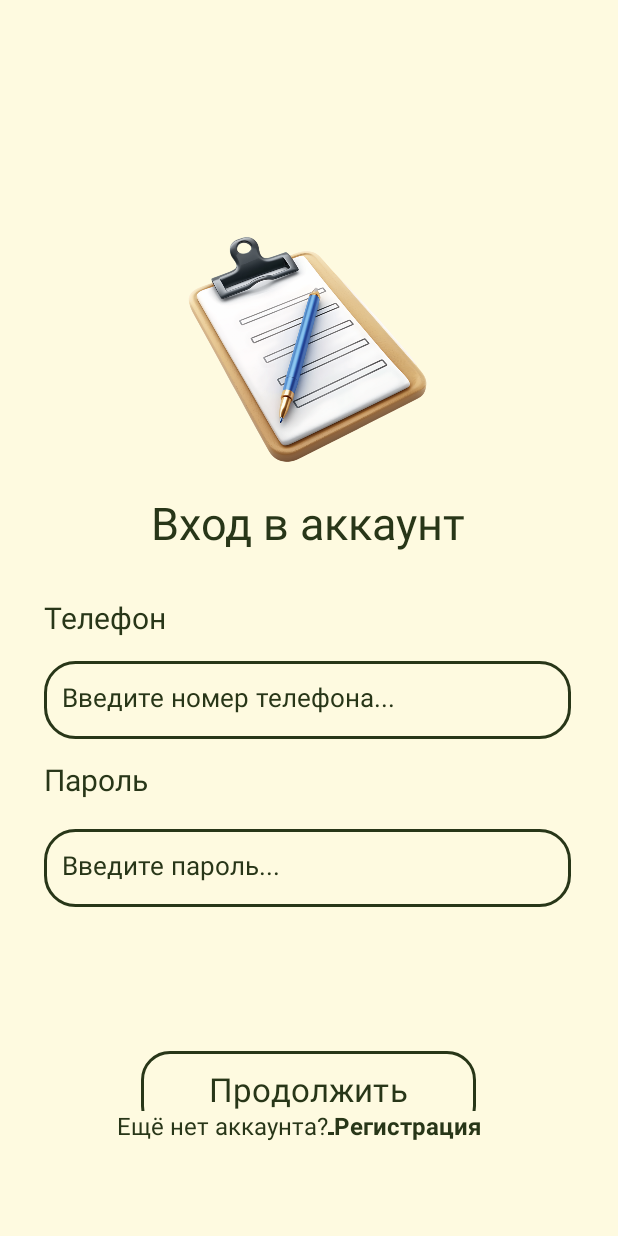
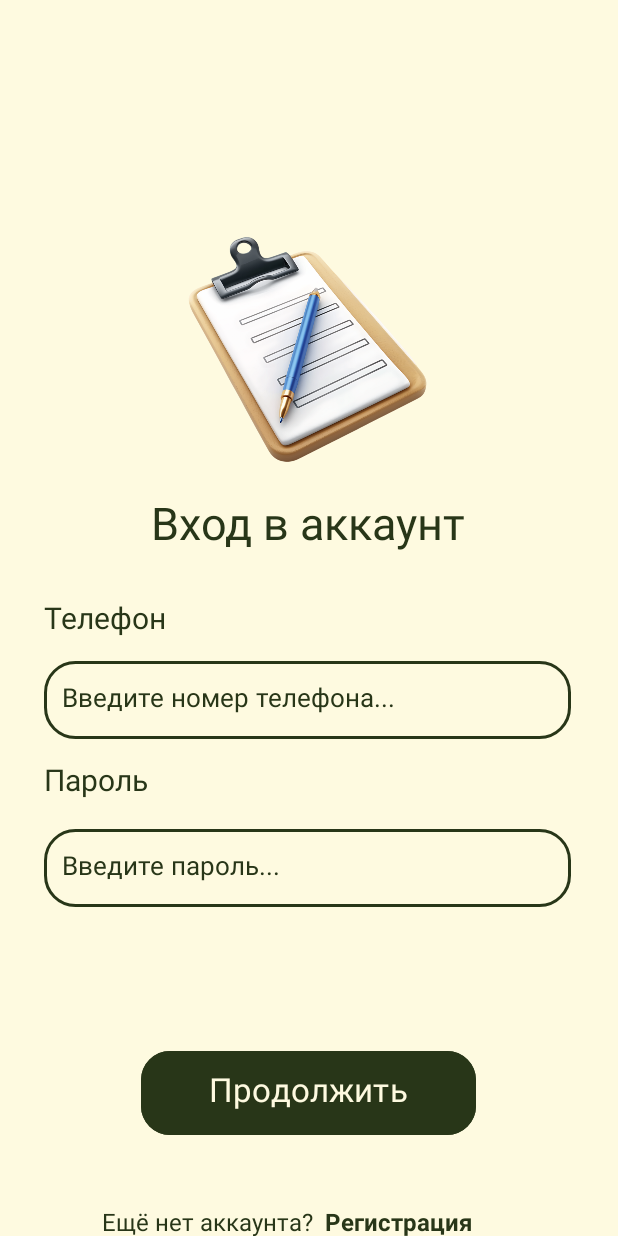
Before and after one commit to msnthr0pe/we_vote, an Android app: the layout fragment_login.xml on its own in the app's theme, with its tools: preview values and no code run, on a phone screen of 412 x 824 dp. Run offline under Robolectric (Android 15) with nearby library versions, the phone set to English and light mode, and no system bars; Roboto replaces fonts that are not available here.

```diff
--- a/app/src/main/res/layout/fragment_login.xml
+++ b/app/src/main/res/layout/fragment_login.xml
@@ -86,24 +86,23 @@
         android:id="@+id/noAccountTitle"
         android:layout_width="wrap_content"
         android:layout_height="wrap_content"
-        android:layout_marginBottom="60dp"
+        android:layout_marginStart="68dp"
+        android:layout_marginTop="44dp"
         android:text="Ещё нет аккаунта?"
         android:textColor="@color/dark_green"
         android:textSize="16sp"
-        app:layout_constraintBottom_toBottomOf="parent"
-        app:layout_constraintEnd_toEndOf="parent"
-        app:layout_constraintHorizontal_bias="0.287"
-        app:layout_constraintStart_toStartOf="parent" />
+        app:layout_constraintStart_toStartOf="parent"
+        app:layout_constraintTop_toBottomOf="@+id/btnLoginContinue" />
 
     <TextView
         android:id="@+id/tvRegister"
         android:layout_width="wrap_content"
         android:layout_height="wrap_content"
-        android:layout_marginStart="4dp"
+        android:layout_marginStart="8dp"
         android:text="Регистрация"
         android:textColor="@color/dark_green"
         android:textSize="16sp"
         android:textStyle="bold"
-        app:layout_constraintStart_toEndOf="@+id/noAccountTitle"
-        app:layout_constraintTop_toTopOf="@+id/noAccountTitle" />
+        app:layout_constraintBottom_toBottomOf="@+id/noAccountTitle"
+        app:layout_constraintStart_toEndOf="@+id/noAccountTitle" />
 </androidx.constraintlayout.widget.ConstraintLayout>
--- a/app/src/main/res/values/themes.xml
+++ b/app/src/main/res/values/themes.xml
@@ -11,10 +11,10 @@
 
     <style name="Button" parent="Widget.Material3.Button">
         <item name="shapeAppearanceOverlay">@style/ShapeAppearance.We_vote.Button</item>
-        <item name="backgroundTint">@color/light_yellow</item>
+        <item name="backgroundTint">@color/dark_green</item>
         <item name="strokeColor">@color/dark_green</item>
         <item name="strokeWidth">2.3dp</item>
-        <item name="android:textColor">@color/dark_green</item>
+        <item name="android:textColor">@color/light_yellow</item>
         <item name="android:textSize">22sp</item>
         <item name="android:paddingTop">12dp</item>
         <item name="android:paddingBottom">12dp</item>
```
Also changed, not shown: app/src/main/res/layout/fragment_registration.xml (added, +134 -0 lines).
